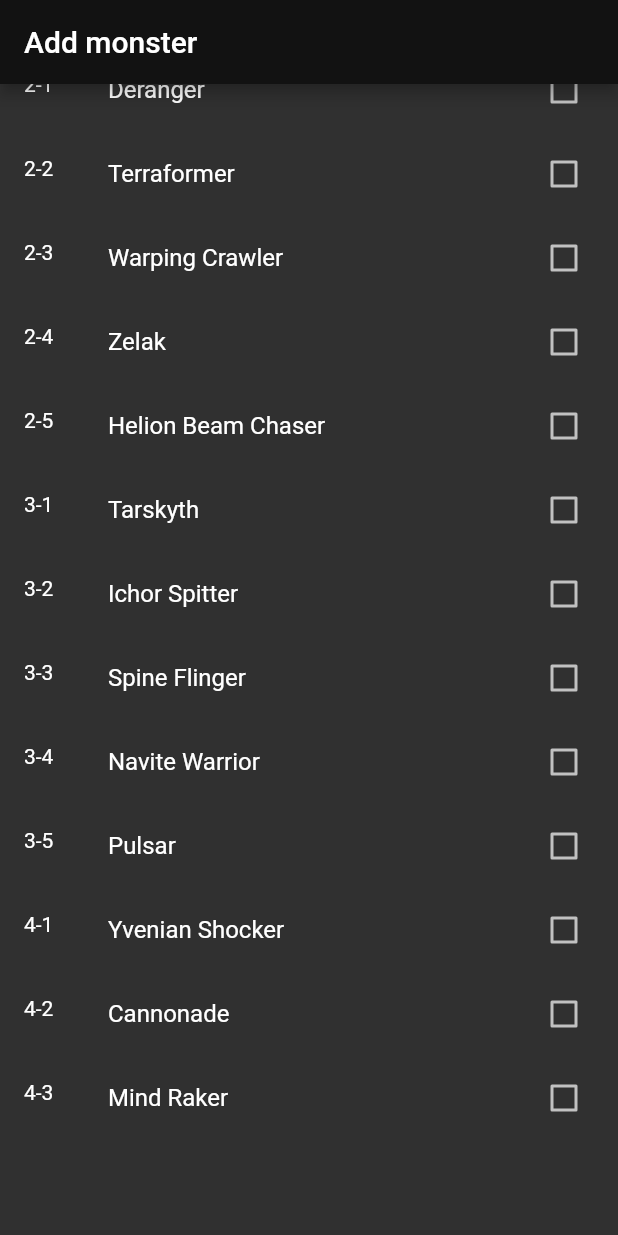
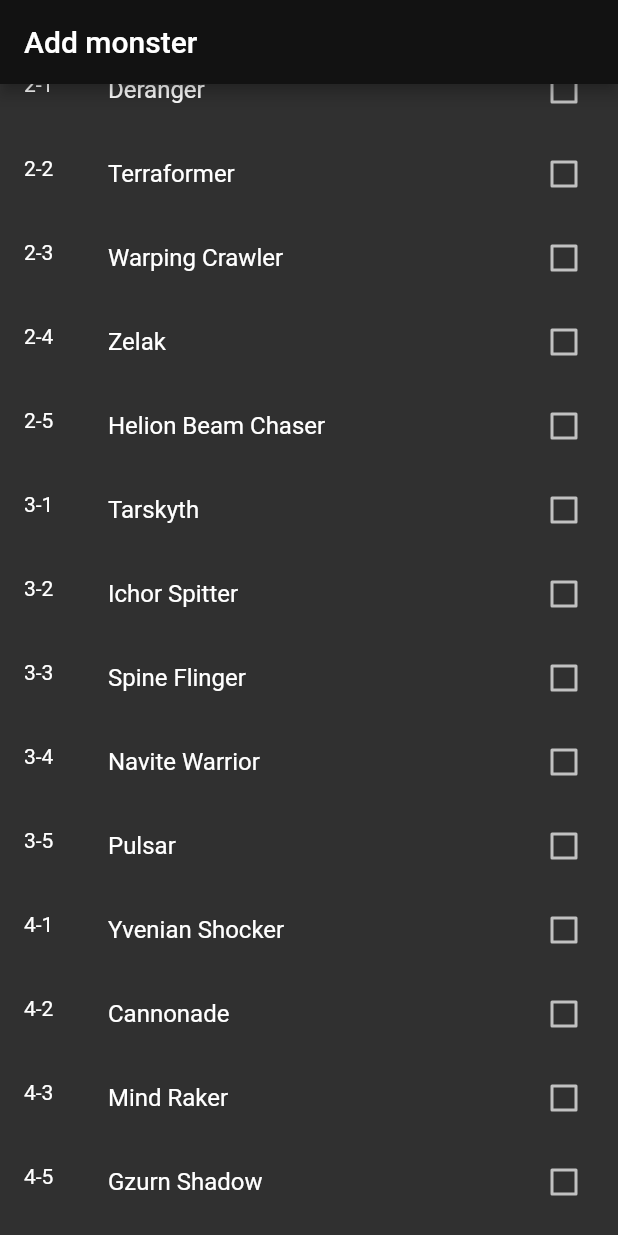
Before and after one commit to royludo/mizai, a Flutter app: the screen it shows after launch, scrolled down 576 dp, on a phone screen of 412 x 824 dp. Run offline on Flutter 3.47's test engine with Material 2 defaults, Android fonts, the phone set to English and light mode, and no system bars.

Commit message:
start stalker AI, add 2 monsters

```diff
--- a/lib/decisionTree.dart
+++ b/lib/decisionTree.dart
@@ -5,6 +5,7 @@ import 'main_screen_wrapper.dart';
 import 'utils.dart';
 import 'monstrosity_decision_tree.dart' as monstrosity_tree;
 import 'ravager_decision_tree.dart' as ravager_tree;
+import 'stalker_decision_tree.dart' as stalker_tree;
 import 'model.dart';
 
 /// get the first screen of the decision tree of the specific monster
@@ -26,7 +27,7 @@ Widget getStartingPoint(
         return ravager_tree.EnemyInMelee(gameState: gameState);
       }
     case AIType.stalker:
-      throw Exception("Stalker tree not implemented yet"); // TODO
+      return stalker_tree.EnemyInMelee(gameState: gameState);
   }
 }
 
--- a/lib/main_monster_screen.dart
+++ b/lib/main_monster_screen.dart
@@ -33,6 +33,7 @@ class _MainMonsterScreenState extends State<MainMonsterScreen> {
     }
 
     Navigator.push(context, MaterialPageRoute(builder: (context) {
+      // TODO refactor that...
       switch (monster.desc.aiType) {
         case AIType.monstrosity:
           if (monster.isInExtremis) {
@@ -47,7 +48,11 @@ class _MainMonsterScreenState extends State<MainMonsterScreen> {
             return getStartingPoint(context, monster, widget.gameState);
           }
         case AIType.stalker:
-          throw Exception("Stalker not implemented yet"); // TODO
+          if (monster.isInExtremis) {
+            return CheckInExtremis(gameState: widget.gameState);
+          } else {
+            return getStartingPoint(context, monster, widget.gameState);
+          }
       }
     })).then((_) =>
         // need to clear memory else there is a bug when going back after
--- a/lib/model.dart
+++ b/lib/model.dart
@@ -42,6 +42,21 @@ class SpecialAttackQuestions {
   SpecialAttackQuestions(this.questionForAttack, this.preamblePosition);
 }
 
+class StalkerSpecificAttributes {
+  final (int, int) spotCheck;
+  // does attack index (key) has some requirement for hidden/visible ?
+  // true: attack requires to be hidden or requires to be visible
+  // false: attack doesn't care about hidden status
+  final Map<int, bool> attackHasVisibilityRequirement;
+  // does attack index (key) require monster to be hidden ?
+  // true: attack can only happen if hidden
+  // false: attack can only happen if visible
+  final Map<int, bool> attackRequiresHidden;
+
+  StalkerSpecificAttributes(this.spotCheck, this.attackHasVisibilityRequirement,
+      this.attackRequiresHidden);
+}
+
 class MonsterDescription {
   final String fullName;
   final String shortName;
@@ -60,6 +75,7 @@ class MonsterDescription {
   */
   final Map<int, (List<int>, List<int>)> specialAttacksConditions;
   final SpecialAttackQuestions specialAttackQuestions;
+  final StalkerSpecificAttributes? stalkerAttr;
 
   MonsterDescription(
       this.fullName,
@@ -75,7 +91,8 @@ class MonsterDescription {
       this.pageReference,
       this.passiveAbilities,
       this.specialAttacksConditions,
-      this.specialAttackQuestions);
+      this.specialAttackQuestions,
+      [this.stalkerAttr]);
 
   int getAcuityFromPhase(int phase) {
     if (phase != 1 && phase != 2) {
@@ -90,6 +107,10 @@ class MonsterDescription {
 
   int getTotalNumberOfAttacks() {
     return attacks.length;
+  }
+
+  bool isStalker() {
+    return aiType == AIType.stalker;
   }
 }
 
@@ -144,6 +165,9 @@ enum MonsterSpecies {
   yvenian,
   cannonade,
   raker,
+
+  gzurn,
+  razorlash,
 }
 
 /// Main monster object of the game
--- a/lib/monsterDB.dart
+++ b/lib/monsterDB.dart
@@ -987,4 +987,126 @@ final Map<int, MonsterDescription> monsterDB = {
         1: "Are there 2 or more enemies within 18\"?",
         2: "Is there 1 or more Blinded enemy within 18\"?",
       }, SpeAttackPreamblePosition.onAllAttacks)),
+  45: MonsterDescription(
+      "Gzurn Shadow",
+      "Gzurn S.",
+      26,
+      31,
+      AIType.stalker,
+      [
+        Attack(
+            "Shadow Coils",
+            "2x attacks (Melee, Combat, 1D6+3 damage). " +
+                "If hit, target must pass a DEX check {0}. " +
+                "Failure => {Blinded.}",
+            [(22, 26)],
+            AttackType.normal),
+        Attack(
+            "Grasping Shadows",
+            "All enemies within 18\" must pass a DEX check {0}. " +
+                "Failure => {3D6 damage and Blinded.}",
+            [(20, 24)],
+            AttackType.area),
+      ],
+      MonsterSpecies.gzurn,
+      45,
+      133,
+      [
+        Attack(
+            "Shadow Cloak",
+            "When the Gzurn Shadow is set up, and at the " +
+                "start of each round, it automatically becomes Hidden. " +
+                "To spot it, pass ACU check {0}.",
+            [(23, 27)],
+            AttackType.passive),
+        Attack(
+            "One with Darkness",
+            "When an enemy attempts to spot a Gzurn " +
+                "Shadow using an Acuity stat check, they must roll twice and select " +
+                "the lowest result.",
+            [],
+            AttackType.passive),
+        Attack(
+            "Wrap in Night",
+            "If the Gzurn Shadow critically hits an enemy with " +
+                "an attack, that enemy is automatically Blinded.",
+            [],
+            AttackType.passive)
+      ],
+      {
+        1: ([1], []),
+      },
+      SpecialAttackQuestions({
+        1: "Is there 1 or more enemy within 18\"?",
+      }, SpeAttackPreamblePosition.onAllAttacks),
+      StalkerSpecificAttributes(
+        (23, 27),
+        {0: false, 1: true},
+        {1: false},
+      )),
+  51: MonsterDescription(
+      "Razorlash",
+      "Razorlash",
+      20,
+      24,
+      AIType.stalker,
+      [
+        Attack(
+            "Bladed Strikes",
+            "2x attacks (Melee, Combat, 1D6+6 damage). " +
+                "If hit, target must pass a FOR check {0}. " +
+                "Failure => {Poisoned.}",
+            [(21, 25)],
+            AttackType.normal),
+        Attack(
+            "Bladed Frenzy",
+            "4x Surprise attacks (Melee, Combat, 1D6+6 damage). " +
+                "If hit, target must pass a FOR check {0}. " +
+                "Failure => {Poisoned.}",
+            [(21, 25)],
+            AttackType.normal),
+        Attack(
+            "Strike and Fade",
+            "1x attacks (Melee, Combat, 1D6+6 damage). " +
+                "If hit, target must pass a FOR check {0}. " +
+                "Failure => {Poisoned.} " +
+                "The monster may immediately move its full movement away from the closest enemy " +
+                "into the nearest cover, if possible. At the end of this movement, it " +
+                "becomes Hidden.",
+            [(21, 25)],
+            AttackType.normal),
+      ],
+      MonsterSpecies.razorlash,
+      51,
+      134,
+      [
+        Attack(
+            "Stalker",
+            "When the Razorslash is set up, it is automatically Hidden. " +
+                "To spot it, pass ACU check {0}.",
+            [(21, 21)],
+            AttackType.passive),
+        Attack(
+            "Bladed Reprisal",
+            "When an enemy within 6\" of a Razorlash hits " +
+                "with a Weapon attack, that enemy suffers 1D6 damage.",
+            [],
+            AttackType.passive),
+        Attack(
+            "Alien Form",
+            "The Razorlash is immune to the Blinded condition " +
+                "and automatically passes any checks to avoid this condition.",
+            [],
+            AttackType.passive)
+      ],
+      {
+        1: ([1], []),
+        2: ([], [1])
+      },
+      SpecialAttackQuestions({}, SpeAttackPreamblePosition.onAllAttacks),
+      StalkerSpecificAttributes(
+        (21, 21),
+        {0: false, 1: true, 2: true},
+        {1: false, 2: false},
+      )),
 };
--- /dev/null
+++ b/lib/stalker_decision_tree.dart
@@ -0,0 +1,45 @@
+// ignore_for_file: prefer_adjacent_string_concatenation, prefer_interpolation_to_compose_strings
+
+import 'decisionTree.dart';
+import 'package:flutter/material.dart';
+import 'utils.dart';
+import 'model.dart';
+
+class EnemyInMelee extends MonsterDecisionStep {
+  const EnemyInMelee({super.key, required super.gameState});
+
+  @override
+  Widget build(BuildContext context) {
+    var monster = gameState.currentMonster;
+    //stdout.writeln("enemyInMelee with decisions: $decisions");
+    return GenericChoiceStep(
+        gameState: gameState,
+        title: "Situation A",
+        content: Column(children: [
+          const SimpleQuestionText("Is there any enemy in melee range?"),
+          Row(
+            mainAxisAlignment: MainAxisAlignment.spaceEvenly,
+            children: [
+              ElevatedButton(
+                  onPressed: () {
+                    monster.decisionsMemory.add(DecisionKey.enemyInMelee);
+                    /*Navigator.push(context,
+                        MaterialPageRoute(builder: (context) {
+                      //return AllEnemyAttackedPreviously(gameState: gameState);
+                    }));*/
+                  },
+                  child: const ButtonText("Yes")),
+              ElevatedButton(
+                  onPressed: () {
+                    monster.decisionsMemory.add(DecisionKey.noEnemyInMelee);
+                    /*Navigator.push(context,
+                        MaterialPageRoute(builder: (context) {
+                      //return EnemyInMovementRange(gameState: gameState);
+                    }));*/
+                  },
+                  child: const ButtonText("No"))
+            ],
+          )
+        ]));
+  }
+}
```
